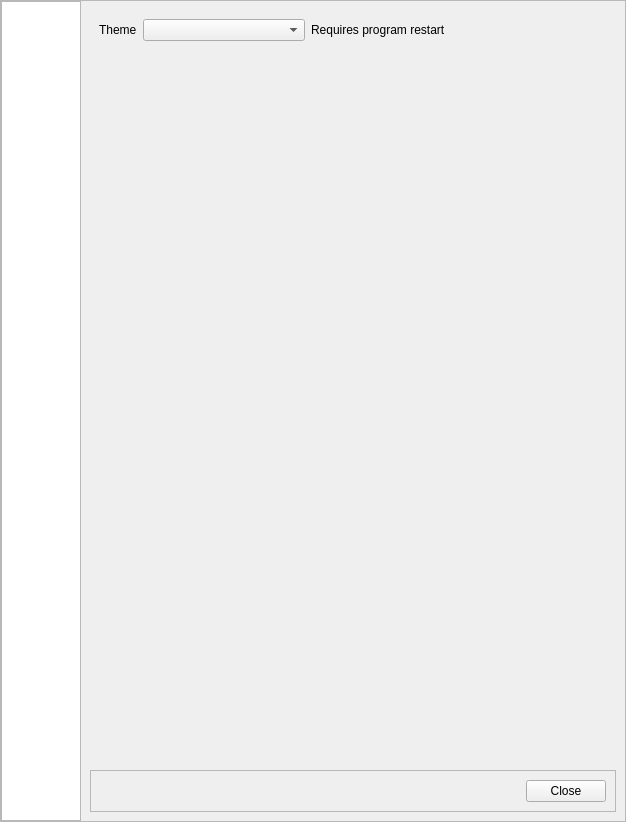
First picture: the form in OpenKJ/dlgsettings.ui, repository OpenKJ/OpenKJ, before the edit.
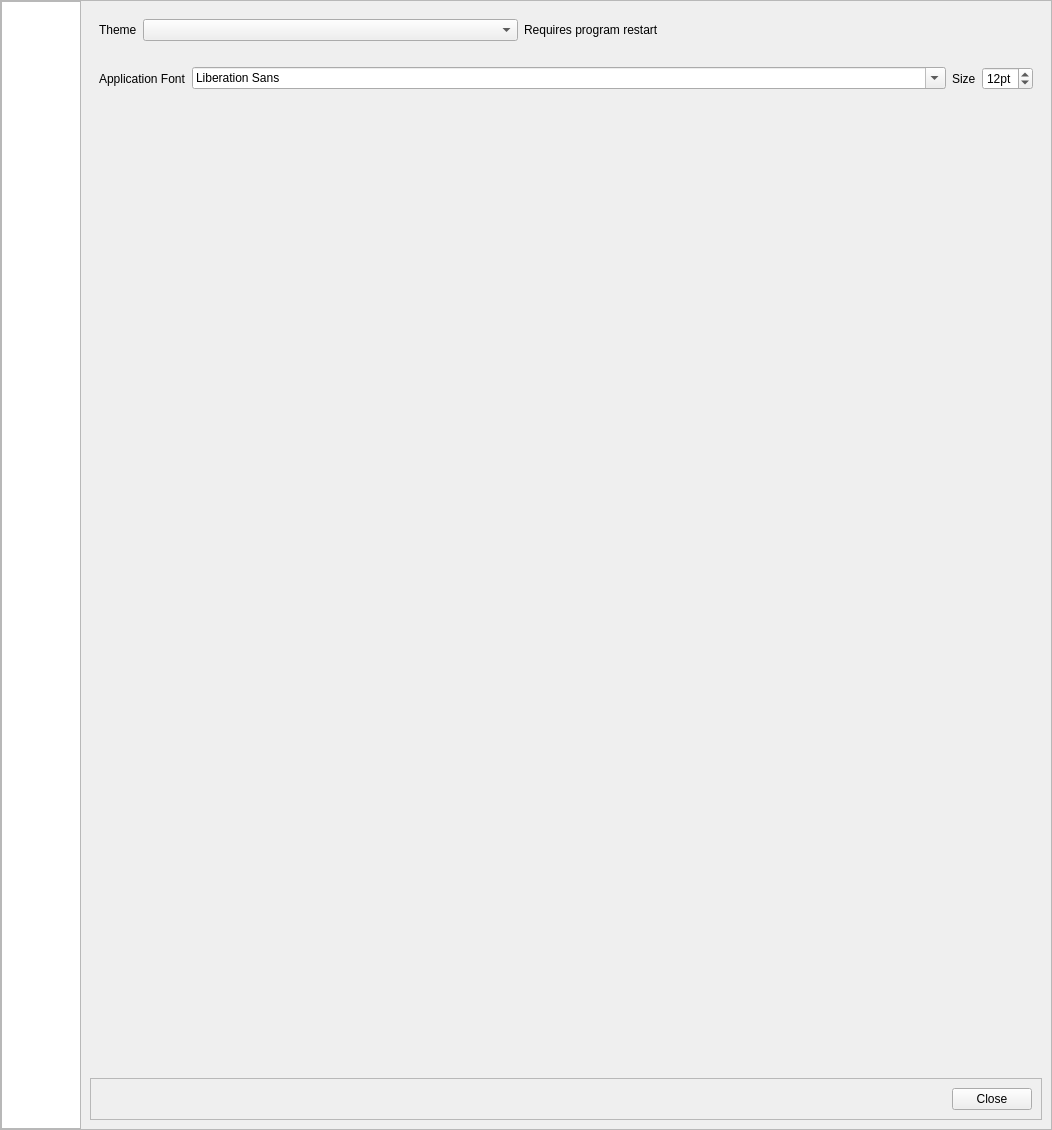
Second picture: the form after the edit. The open tabs and pages were chosen to show the change. Icons and pictures are not drawn.

Commit message: Make app font selectable. Scale UI elements to font size. Linux HiDPI.

What changed in the file:
```diff
--- a/OpenKJ/dlgsettings.ui
+++ b/OpenKJ/dlgsettings.ui
@@ -9,8 +9,8 @@
    <rect>
     <x>0</x>
     <y>0</y>
-    <width>626</width>
-    <height>822</height>
+    <width>1052</width>
+    <height>1130</height>
    </rect>
   </property>
   <property name="windowTitle">
@@ -130,7 +130,7 @@
            </size>
           </property>
           <property name="sizeAdjustPolicy">
-           <enum>QAbstractScrollArea::AdjustToContents</enum>
+           <enum>QAbstractScrollArea::AdjustToContentsOnFirstShow</enum>
           </property>
           <property name="editTriggers">
            <set>QAbstractItemView::NoEditTriggers</set>
@@ -1412,6 +1412,56 @@
               </item>
              </layout>
             </item>
+            <item>
+             <layout class="QHBoxLayout" name="horizontalLayout_19">
+              <property name="topMargin">
+               <number>20</number>
+              </property>
+              <item>
+               <widget class="QLabel" name="label_26">
+                <property name="text">
+                 <string>Application Font</string>
+                </property>
+               </widget>
+              </item>
+              <item>
+               <widget class="QFontComboBox" name="fontComboBox">
+                <property name="sizePolicy">
+                 <sizepolicy hsizetype="Expanding" vsizetype="Fixed">
+                  <horstretch>0</horstretch>
+                  <verstretch>0</verstretch>
+                 </sizepolicy>
+                </property>
+               </widget>
+              </item>
+              <item>
+               <widget class="QLabel" name="label_27">
+                <property name="text">
+                 <string>Size</string>
+                </property>
+               </widget>
+              </item>
+              <item>
+               <widget class="QSpinBox" name="spinBoxAppFontSize">
+                <property name="suffix">
+                 <string>pt</string>
+                </property>
+                <property name="prefix">
+                 <string/>
+                </property>
+                <property name="minimum">
+                 <number>8</number>
+                </property>
+                <property name="maximum">
+                 <number>40</number>
+                </property>
+                <property name="value">
+                 <number>12</number>
+                </property>
+               </widget>
+              </item>
+             </layout>
+            </item>
             <item>
              <spacer name="verticalSpacer_5">
               <property name="orientation">
```
Left out of the diff: 5 changed lines with no effect on the pictures. The commit also changes 27 other files.
